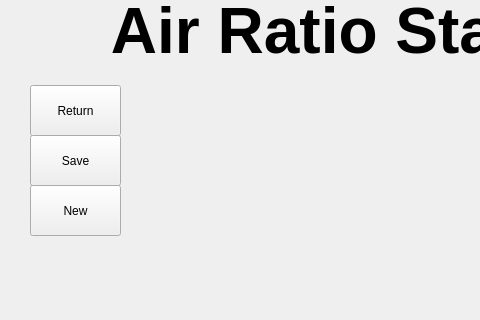
This is UI/AirRatioStatistics.ui in AndrewLiu0725/pyADR as Qt 5 draws it before an edit; both pictures show x 0 to 480 and y 115 to 435 of the 800 by 697 pixel window. The edited form follows.
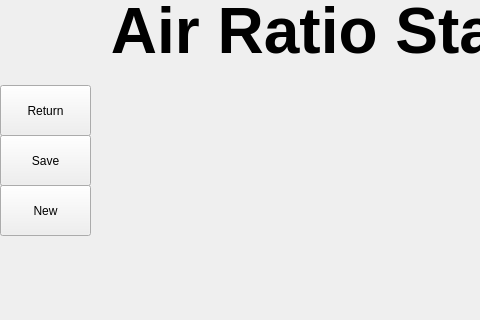
This is the edited form.

```diff
--- a/UI/AirRatioStatistics.ui
+++ b/UI/AirRatioStatistics.ui
@@ -43,7 +43,7 @@
    <widget class="QPushButton" name="return_2">
     <property name="geometry">
      <rect>
-      <x>30</x>
+      <x>0</x>
       <y>200</y>
       <width>91</width>
       <height>51</height>
@@ -56,7 +56,7 @@
    <widget class="QPushButton" name="save">
     <property name="geometry">
      <rect>
-      <x>30</x>
+      <x>0</x>
       <y>250</y>
       <width>91</width>
       <height>51</height>
@@ -69,7 +69,7 @@
    <widget class="QPushButton" name="new_2">
     <property name="geometry">
      <rect>
-      <x>30</x>
+      <x>0</x>
       <y>300</y>
       <width>91</width>
       <height>51</height>
```
